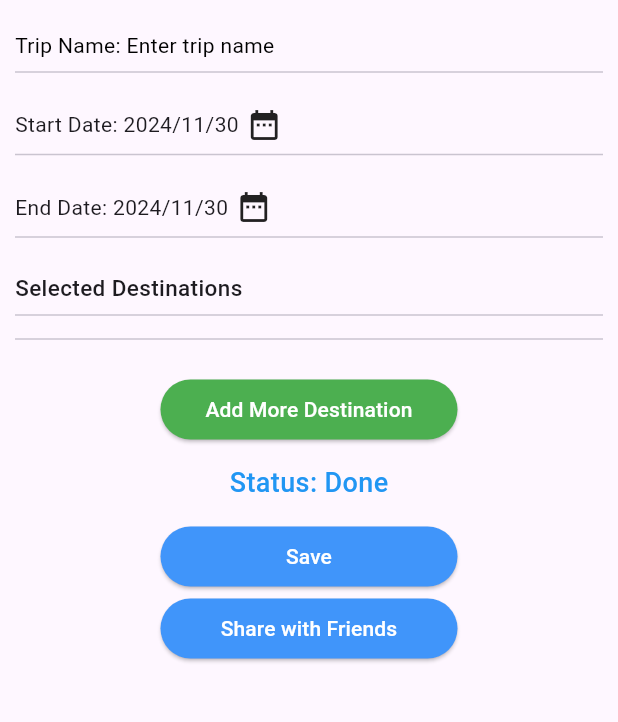
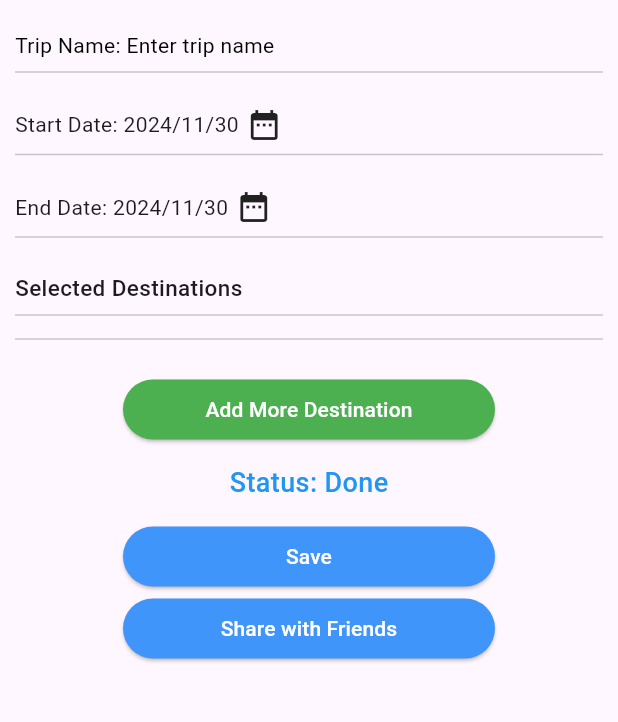
Before and after one commit to Daham2000/travel_app, a Flutter app: the ViewAllTripPlan screen opened directly, after a tap on "Create a New Trip Plan", after a tap on "Save", on a phone screen of 412 x 824 dp, the part 150-872 px from its top. Run offline on Flutter 3.47's test engine with Material 3 defaults, Android fonts, the phone set to English and light mode, and no system bars; our stand-ins replace cached_network_image, cloud_firestore, firebase_auth, firebase_core, flutter_bloc, flutter_svg and 7 more; missing offline and left inert: themed; accounts and stored records are empty.

Commit message:
Edit Plan page done

```diff
--- a/lib/ui/trip_view/all_trips_view/all_trip_provider.dart
+++ b/lib/ui/trip_view/all_trips_view/all_trip_provider.dart
@@ -2,7 +2,7 @@ import 'package:flutter/foundation.dart';
 import 'package:flutter_bloc/flutter_bloc.dart';
 import 'package:travel_app/ui/login_page/login_bloc.dart';
 import 'package:travel_app/ui/login_page/login_view.dart';
-import 'package:travel_app/ui/trip_view/all_trips_view/plan_view.dart';
+import 'package:travel_app/ui/trip_view/all_trips_view/all_trip_view.dart';
 import 'package:travel_app/ui/trip_view/trip_bloc.dart';
 import 'package:travel_app/ui/trip_view/trip_view.dart';
 
--- a/lib/ui/trip_view/all_trips_view/plan_view.dart
+++ b/lib/ui/trip_view/all_trips_view/all_trip_view.dart
@@ -67,8 +67,19 @@ class _ViewAllTripPlanState extends State<ViewAllTripPlan> {
                 height: 15,
               ),
               for (final t in state.tripList ?? [])
-                TripCardView(
-                  trip: t,
+                InkWell(
+                  onTap: () => {
+                    Navigator.pushReplacement(context,
+                        MaterialPageRoute(builder: (BuildContext context) {
+                      return TripProvider(
+                        isEdit: true,
+                        trip: t,
+                      );
+                    }))
+                  },
+                  child: TripCardView(
+                    trip: t,
+                  ),
                 ),
               const SizedBox(
                 height: 15,
@@ -81,7 +92,9 @@ class _ViewAllTripPlanState extends State<ViewAllTripPlan> {
                   onPressed: () => {
                         Navigator.pushReplacement(context,
                             MaterialPageRoute(builder: (BuildContext context) {
-                          return TripProvider();
+                          return TripProvider(
+                            isEdit: false,
+                          );
                         }))
                       },
                   child: const SizedBox(
--- a/lib/ui/trip_view/trip_view.dart
+++ b/lib/ui/trip_view/trip_view.dart
@@ -15,7 +15,13 @@ import 'package:travel_app/utill/image_assets.dart';
 import 'package:travel_app/utill/styled_colors.dart';
 
 class TripView extends StatefulWidget {
-  const TripView({super.key});
+  final bool isEdit;
+  final Trip? trip;
+
+  TripView({
+    required this.isEdit,
+    this.trip,
+  });
 
   @override
   State<TripView> createState() => _TripViewState();
@@ -28,6 +34,7 @@ class _TripViewState extends State<TripView> with RestorationMixin {
     context.read<TripBloc>().setUserDetails();
     context.read<TripBloc>().getAppVersion();
     context.read<TripBloc>().loadAll();
+    context.read<TripBloc>().setCurrentTrip(widget.trip);
   }
 
   String? get restorationId => "Main";
@@ -104,6 +111,8 @@ class _TripViewState extends State<TripView> with RestorationMixin {
   }
 
   Future<void> _showMyDialog(Trip tripData) async {
+    final txt = TextEditingController();
+    txt.text = tripData.name;
     return showDialog<void>(
       context: context,
       barrierDismissible: false, // user must tap button!
@@ -114,6 +123,7 @@ class _TripViewState extends State<TripView> with RestorationMixin {
             child: ListBody(
               children: <Widget>[
                 TextField(
+                  controller: txt,
                   onChanged: (e) {
                     tripData.name = e;
                     context.read<TripBloc>().updateTripDateName(tripData);
@@ -245,28 +255,36 @@ class _TripViewState extends State<TripView> with RestorationMixin {
       toastification.show(
         context: context,
         type: ToastificationType.error,
-        title: Text('Please enter trip name.'),
+        title: const Text('Please enter trip name.'),
         autoCloseDuration: const Duration(seconds: 5),
       );
     } else {
       context.read<TripBloc>().updateLoadingState(true);
       TripRepository repository = TripRepository();
-      final bool result = await repository.addTripPlan(currentTrip);
+      bool result;
+      if (!widget.isEdit) {
+        result = await repository.addTripPlan(currentTrip);
+      } else {
+        result = await repository.updateTripPlan(currentTrip);
+      }
       if (result) {
         toastification.show(
           context: context,
           type: ToastificationType.success,
-          title: Text('Trip Plan added successful.'),
+          title: widget.isEdit
+              ? const Text('Trip Plan updated successful.')
+              : const Text('Trip Plan added successful.'),
           autoCloseDuration: const Duration(seconds: 5),
         );
-        Navigator.pushReplacement(context, MaterialPageRoute(builder: (BuildContext context) {
+        Navigator.pushReplacement(context,
+            MaterialPageRoute(builder: (BuildContext context) {
           return AllTripProvider();
         }));
       } else {
         toastification.show(
           context: context,
           type: ToastificationType.error,
-          title: Text('Error adding Trip Plan.'),
+          title: const Text('Error adding Trip Plan.'),
           autoCloseDuration: const Duration(seconds: 5),
         );
       }
@@ -284,7 +302,6 @@ class _TripViewState extends State<TripView> with RestorationMixin {
               current.currentTrip.attractionList.length ||
           previous.currentTrip != current.currentTrip;
     }, builder: (context, state) {
-      print("previous.currentTrip: " + state.currentTrip.startDate.toString());
       return Scaffold(
         appBar: AppBar(
           toolbarHeight: 100.0,
@@ -293,8 +310,8 @@ class _TripViewState extends State<TripView> with RestorationMixin {
             fit: BoxFit.cover,
           ),
           title: Text(
-            "Create A Trip Plan",
-            style: TextStyle(color: Colors.white),
+            widget.isEdit ? "Edit the Trip Plan" : "Create A Trip Plan",
+            style: TextStyle(color: Colors.white, fontWeight: FontWeight.w500),
           ),
           centerTitle: true,
           leading: Column(
@@ -318,7 +335,7 @@ class _TripViewState extends State<TripView> with RestorationMixin {
           padding: const EdgeInsets.symmetric(horizontal: 10.0),
           child: ListView(
             children: [
-              SizedBox(
+              const SizedBox(
                 height: 20,
               ),
               Row(
@@ -335,15 +352,15 @@ class _TripViewState extends State<TripView> with RestorationMixin {
                   ),
                 ],
               ),
-              Divider(),
-              SizedBox(
+              const Divider(),
+              const SizedBox(
                 height: 15,
               ),
               Row(
                 children: [
                   Text("Start Date: " +
                       getDateString(state.currentTrip.startDate)),
-                  SizedBox(
+                  const SizedBox(
                     width: 5,
                   ),
                   InkWell(
@@ -354,14 +371,14 @@ class _TripViewState extends State<TripView> with RestorationMixin {
                   )
                 ],
               ),
-              Divider(),
-              SizedBox(
+              const Divider(),
+              const SizedBox(
                 height: 15,
               ),
               Row(
                 children: [
                   Text("End Date: " + getDateString(state.currentTrip.endDate)),
-                  SizedBox(
+                  const SizedBox(
                     width: 5,
                   ),
                   InkWell(
@@ -372,21 +389,21 @@ class _TripViewState extends State<TripView> with RestorationMixin {
                   )
                 ],
               ),
-              Divider(),
-              SizedBox(
+              const Divider(),
+              const SizedBox(
                 height: 15,
               ),
               Column(
                 crossAxisAlignment: CrossAxisAlignment.start,
                 children: [
-                  Text(
+                  const Text(
                     "Selected Destinations",
                     style: TextStyle(
                       fontWeight: FontWeight.w500,
                       fontSize: 15.0,
                     ),
                   ),
-                  Divider(),
+                  const Divider(),
                   for (final (index, item)
                       in state.currentTrip.attractionList.indexed)
                     Padding(
@@ -400,8 +417,8 @@ class _TripViewState extends State<TripView> with RestorationMixin {
                     )
                 ],
               ),
-              Divider(),
-              SizedBox(
+              const Divider(),
+              const SizedBox(
                 height: 15,
               ),
               Column(
@@ -417,9 +434,9 @@ class _TripViewState extends State<TripView> with RestorationMixin {
                             if (state.list.length > 0)
                               {_showDialogSelectDestinations(state.list)}
                           },
-                      child: SizedBox(
-                        width: 150,
-                        child: Text(
+                      child: const SizedBox(
+                        width: 200,
+                        child: const Text(
                           "Add More Destination",
                           textAlign: TextAlign.center,
                           style: TextStyle(
@@ -427,7 +444,7 @@ class _TripViewState extends State<TripView> with RestorationMixin {
                           ),
                         ),
                       )),
-                  SizedBox(
+                  const SizedBox(
                     height: 12,
                   ),
                   Text(
@@ -442,7 +459,7 @@ class _TripViewState extends State<TripView> with RestorationMixin {
                         fontSize: 18,
                         fontWeight: FontWeight.w500),
                   ),
-                  SizedBox(
+                  const SizedBox(
                     height: 12,
                   ),
                   ElevatedButton(
@@ -452,18 +469,18 @@ class _TripViewState extends State<TripView> with RestorationMixin {
                       ),
                       onPressed: () => {addTrip(state.currentTrip)},
                       child: SizedBox(
-                        width: 150,
+                        width: 200,
                         child: Padding(
                           padding: const EdgeInsets.symmetric(horizontal: 10),
                           child: (state.isSearching!)
                               ? Center(
-                                  child: SizedBox(
+                                  child: const SizedBox(
                                       width: 9,
                                       height: 9,
                                       child: CircularProgressIndicator(
                                         color: Colors.white,
                                       )))
-                              : Text(
+                              : const Text(
                                   "Save",
                                   textAlign: TextAlign.center,
                                   style: TextStyle(
@@ -478,8 +495,8 @@ class _TripViewState extends State<TripView> with RestorationMixin {
                         elevation: 1.0,
                       ),
                       onPressed: () => {},
-                      child: SizedBox(
-                        width: 150,
+                      child: const SizedBox(
+                        width: 200,
                         child: Text(
                           "Share with Friends",
                           textAlign: TextAlign.center,
@@ -490,7 +507,7 @@ class _TripViewState extends State<TripView> with RestorationMixin {
                       )),
                 ],
               ),
-              SizedBox(
+              const SizedBox(
                 height: 15,
               ),
             ],
```
Also changed, not shown: lib/db/repository/trip_repo.dart (+10 -0 lines), lib/ui/home_page/widget/location_view.dart (deleted, +0 -47 lines), lib/ui/trip_view/trip_bloc.dart (+13 -0 lines), lib/ui/trip_view/trip_provider.dart (+6 -2 lines), lib/ui/trip_view/widgets/trip_card_view.dart (+26 -7 lines).
